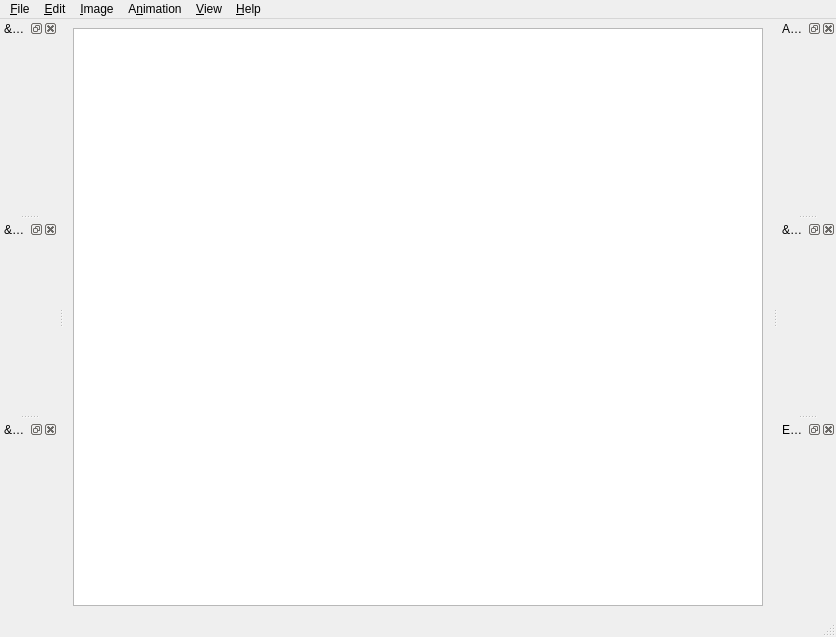
Old version of the form src/ui/main_window.ui in the repository mbasaglia/PixelCayman.
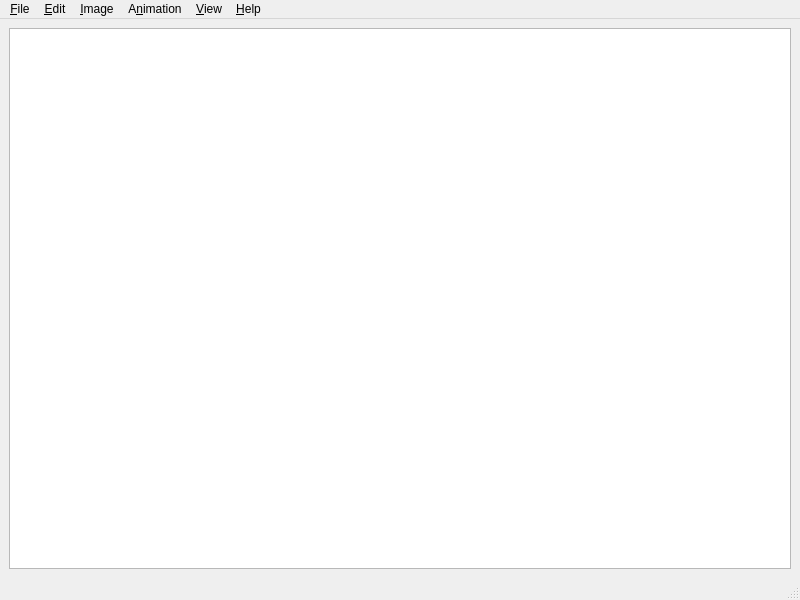
New version of the form. Icons and pictures are not drawn.

Commit message: Add some widgets to the main window

The edit to the form file:
```diff
--- a/src/ui/main_window.ui
+++ b/src/ui/main_window.ui
@@ -6,8 +6,8 @@
    <rect>
     <x>0</x>
     <y>0</y>
-    <width>836</width>
-    <height>637</height>
+    <width>800</width>
+    <height>600</height>
    </rect>
   </property>
   <property name="windowTitle">
@@ -25,7 +25,7 @@
     <rect>
      <x>0</x>
      <y>0</y>
-     <width>836</width>
+     <width>800</width>
      <height>30</height>
     </rect>
    </property>
@@ -79,86 +79,6 @@
    <addaction name="menu_Help"/>
   </widget>
   <widget class="QStatusBar" name="statusbar"/>
-  <widget class="QDockWidget" name="dock_color">
-   <property name="windowIcon">
-    <iconset theme="format-stroke-color">
-     <normaloff/>
-    </iconset>
-   </property>
-   <property name="windowTitle">
-    <string>&amp;Color</string>
-   </property>
-   <attribute name="dockWidgetArea">
-    <number>1</number>
-   </attribute>
-   <widget class="QWidget" name="dockWidgetContents"/>
-  </widget>
-  <widget class="QDockWidget" name="dock_animation">
-   <property name="windowIcon">
-    <iconset theme="tool-animator">
-     <normaloff/>
-    </iconset>
-   </property>
-   <property name="windowTitle">
-    <string>Ani&amp;mation</string>
-   </property>
-   <attribute name="dockWidgetArea">
-    <number>2</number>
-   </attribute>
-   <widget class="QWidget" name="dockWidgetContents_2"/>
-  </widget>
-  <widget class="QDockWidget" name="dock_tools">
-   <property name="windowIcon">
-    <iconset theme="preferences-system"/>
-   </property>
-   <property name="windowTitle">
-    <string>&amp;Tools</string>
-   </property>
-   <attribute name="dockWidgetArea">
-    <number>1</number>
-   </attribute>
-   <widget class="QWidget" name="dockWidgetContents_3"/>
-  </widget>
-  <widget class="QDockWidget" name="dock_layers">
-   <property name="windowIcon">
-    <iconset theme="format-list-unordered">
-     <normaloff/>
-    </iconset>
-   </property>
-   <property name="windowTitle">
-    <string>&amp;Layers</string>
-   </property>
-   <attribute name="dockWidgetArea">
-    <number>2</number>
-   </attribute>
-   <widget class="QWidget" name="dockWidgetContents_4"/>
-  </widget>
-  <widget class="QDockWidget" name="dock_edit_history">
-   <property name="windowIcon">
-    <iconset theme="view-history">
-     <normaloff/>
-    </iconset>
-   </property>
-   <property name="windowTitle">
-    <string>Edit Histor&amp;y</string>
-   </property>
-   <attribute name="dockWidgetArea">
-    <number>2</number>
-   </attribute>
-   <widget class="QWidget" name="dockWidgetContents_5"/>
-  </widget>
-  <widget class="QDockWidget" name="dock_palette">
-   <property name="windowIcon">
-    <iconset theme="preferences-desktop-icons"/>
-   </property>
-   <property name="windowTitle">
-    <string>&amp;Palette</string>
-   </property>
-   <attribute name="dockWidgetArea">
-    <number>1</number>
-   </attribute>
-   <widget class="QWidget" name="dockWidgetContents_6"/>
-  </widget>
  </widget>
  <resources/>
  <connections/>
```
The commit also changes 7 other files.
